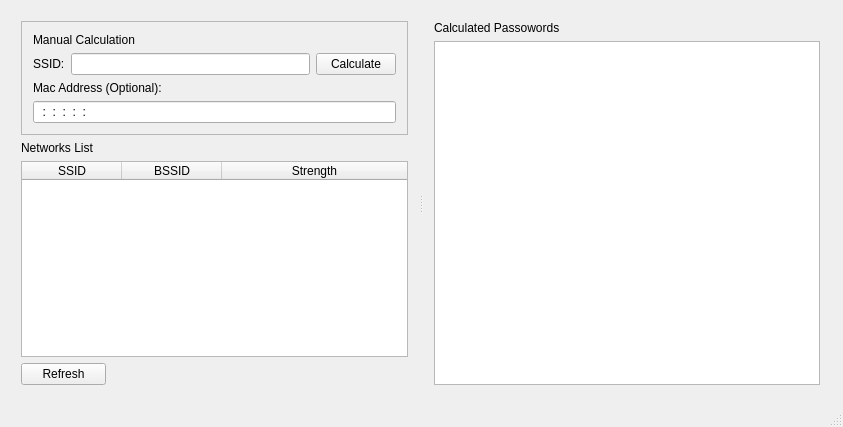
Old version of the form forms/routerkeygen.ui in the repository routerkeygen/routerkeygenPC.
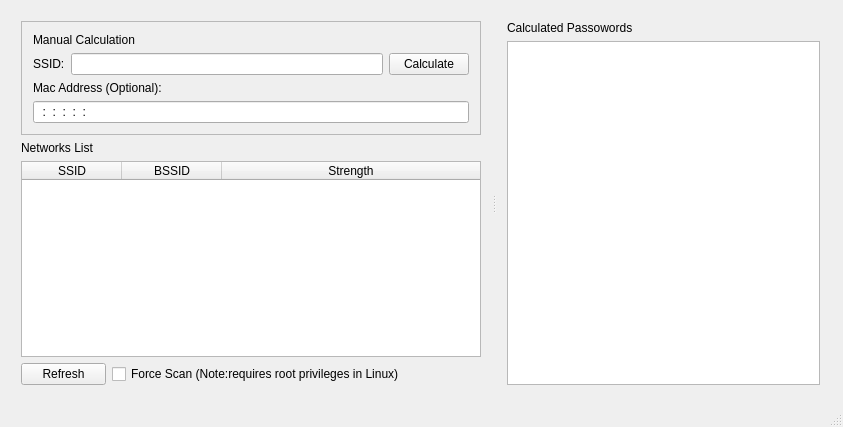
New version of the form. Icons and pictures are not drawn.

Commit message: Add checkbox to toggle the force scan behaviour.

```diff
--- a/forms/routerkeygen.ui
+++ b/forms/routerkeygen.ui
@@ -134,6 +134,8 @@
        </widget>
       </item>
       <item>
+       <layout class="QHBoxLayout" name="horizontalLayout_2">
+        <item>
        <widget class="QPushButton" name="refreshScan">
         <property name="maximumSize">
          <size>
@@ -145,6 +147,15 @@
          <string>Refresh</string>
         </property>
        </widget>
+        </item>
+        <item>
+         <widget class="QCheckBox" name="forceRefresh">
+          <property name="text">
+           <string>Force Scan (Note:requires root privileges in Linux)</string>
+          </property>
+         </widget>
+        </item>
+       </layout>
       </item>
      </layout>
     </widget>
```
Lines whose indentation alone changed are shown as unchanged. The commit also changes 4 other files.
